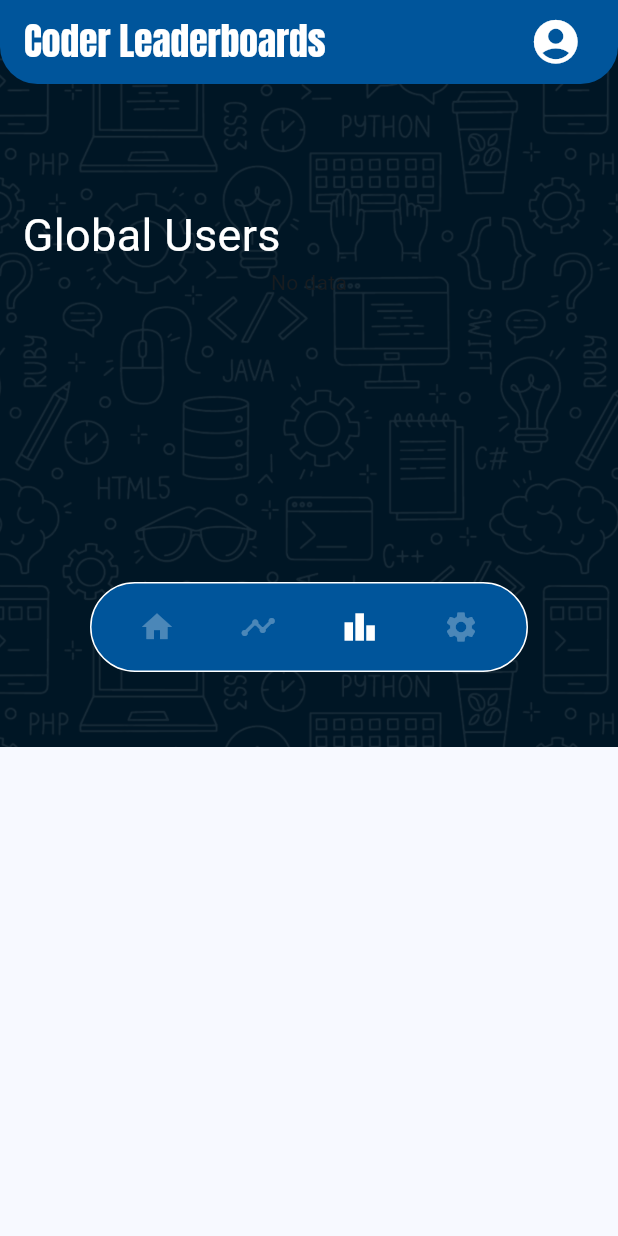
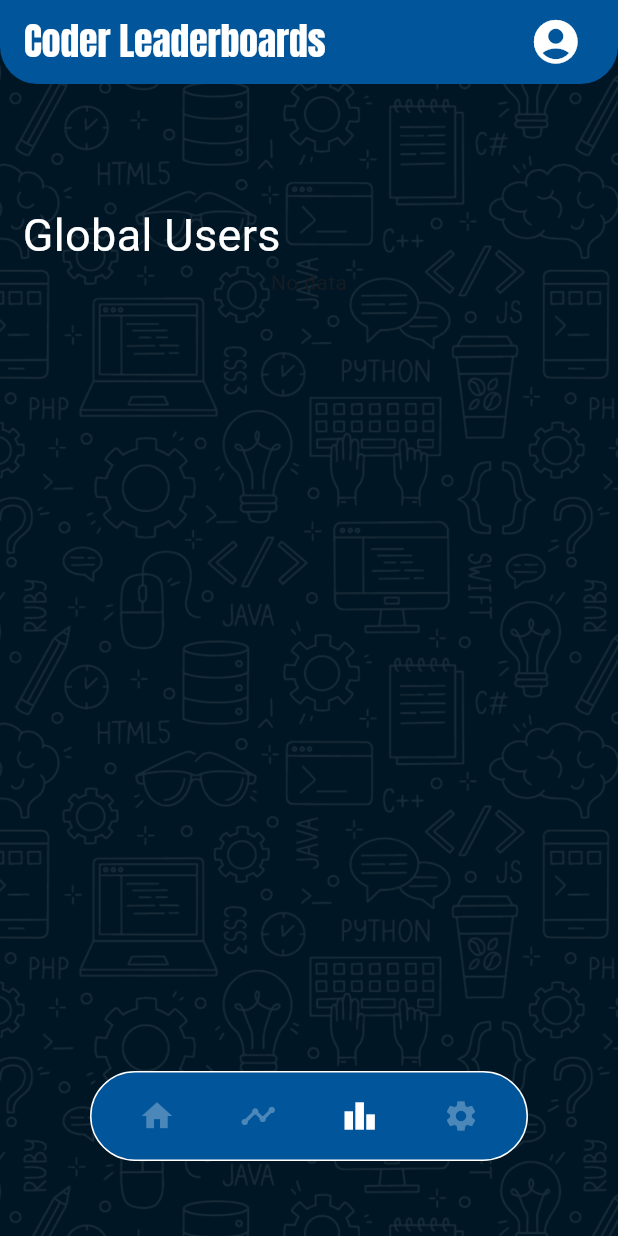
Before and after one commit to Rss1176/Coder, a Flutter app: the LeaderboardPage screen opened directly, on a phone screen of 412 x 824 dp. Run offline on Flutter 3.47's test engine with Material 3 defaults, Android fonts, the phone set to English and light mode, and no system bars; our stand-ins replace cloud_firestore, firebase_auth, firebase_core, google_fonts, image_picker; accounts and stored records are empty.

Commit message:
updates to leaderboard

```diff
--- a/application/lib/leaderboard.dart
+++ b/application/lib/leaderboard.dart
@@ -211,7 +211,7 @@ class _LeaderboardPageState extends State<LeaderboardPage> {
                 ),
 
                 SizedBox(
-                  height: 300,
+                  height: 700,
                 )
                 ],
               ),
```
Also changed, not shown: application/assets/images/c1.png (added), application/assets/images/c2.png (added), application/assets/images/c3.png (added), application/assets/images/j1.png (added), application/assets/images/j2.png (added), application/assets/images/j3.png (added), application/assets/images/p1.png (added), application/assets/images/p2.png (added), application/assets/images/p3.png (added), 1 other file.
